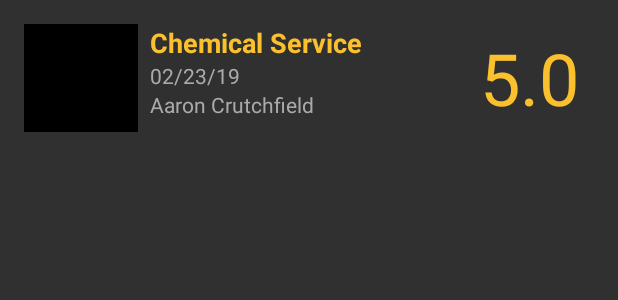
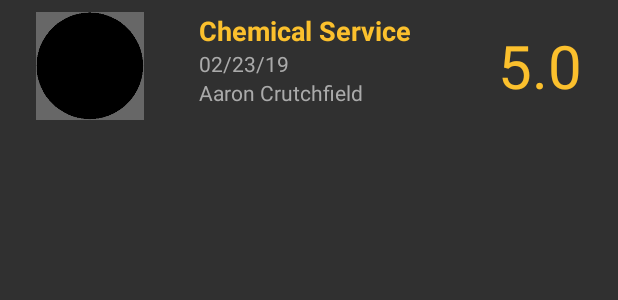
Before and after one commit to aaroncrutchfield/NatashasHairStudio, an Android app: the layout item_widget_review.xml on its own in the app's theme, with its tools: preview values and no code run, on a phone screen of 412 x 824 dp. Shown: the top 300 px of the screen. Run offline under Robolectric (Android 15) with nearby library versions, the phone set to English and light mode, and no system bars.

Commit message:
fix: Load ImageView in Widget ListView

```diff
--- a/app/src/main/java/com/acrutchfield/natashashairstudio/ui/ReviewsAppWidgetProvider.java
+++ b/app/src/main/java/com/acrutchfield/natashashairstudio/ui/ReviewsAppWidgetProvider.java
@@ -19,13 +19,9 @@ public class ReviewsAppWidgetProvider extends AppWidgetProvider {
         // Construct the RemoteViews object
         RemoteViews views = new RemoteViews(context.getPackageName(), R.layout.reviews_app_widget);
 
-//        Bitmap bitmap = BitmapFactory.decodeResource(context.getResources(), R.drawable.logo2);
-//        views.setBitmap(R.id.iv_widget_logo, "setImageBitmap", bitmap);
-
         // Set the adapter on the listView
         Intent serviceIntent = new Intent(context, ReviewsWidgetService.class);
         serviceIntent.putExtra(AppWidgetManager.EXTRA_APPWIDGET_ID, appWidgetId);
-//        serviceIntent.setData(Uri.parse(serviceIntent.toUri(Intent.URI_INTENT_SCHEME)));
 
         views.setRemoteAdapter(R.id.widget_list_reviews, serviceIntent);
 
--- a/app/src/main/res/layout/item_widget_review.xml
+++ b/app/src/main/res/layout/item_widget_review.xml
@@ -9,22 +9,36 @@
     <LinearLayout
         android:layout_width="match_parent"
         android:layout_height="wrap_content"
-        android:padding="16dp">
+        android:layout_marginStart="24dp"
+        android:layout_marginTop="8dp"
+        android:layout_marginEnd="24dp"
+        android:layout_marginBottom="8dp">
+
+        <FrameLayout
+            android:layout_width="0dp"
+            android:layout_height="72dp"
+            android:layout_marginEnd="24dp"
+            android:layout_weight="1">
 
             <ImageView
                 android:id="@+id/iv_widget_profile"
-                android:layout_width="0dp"
+                android:layout_width="72dp"
                 android:layout_height="72dp"
-                android:layout_gravity="center"
-                android:layout_weight="1"
                 app:srcCompat="@android:color/black" />
+
+            <ImageView
+                android:layout_width="72dp"
+                android:layout_height="72dp"
+                android:background="@drawable/circle_crop"
+                android:backgroundTint="@color/grey" />
+        </FrameLayout>
+
 
         <LinearLayout
             android:layout_width="0dp"
             android:layout_height="match_parent"
-            android:layout_weight="3"
-            android:orientation="vertical"
-            android:paddingStart="8dp">
+            android:layout_weight="2"
+            android:orientation="vertical">
 
             <TextView
                 android:id="@+id/tv_widget_service"
@@ -50,15 +64,21 @@
                 tools:text="Aaron Crutchfield" />
         </LinearLayout>
 
+        <FrameLayout
+            android:layout_width="0dp"
+            android:layout_height="match_parent"
+            android:layout_weight="1">
 
-    <TextView
-        android:id="@+id/tv_widget_rating"
-        android:layout_width="0dp"
-        android:layout_height="wrap_content"
-        android:layout_gravity="center"
-        android:layout_weight="1"
-        android:textColor="@color/colorPrimary"
-        android:textSize="48sp"
-        tools:text="5.0" />
+            <TextView
+                android:id="@+id/tv_widget_rating"
+                android:layout_width="wrap_content"
+                android:layout_height="wrap_content"
+                android:layout_gravity="center_vertical|end"
+                android:textColor="@color/colorPrimary"
+                android:textSize="40sp"
+                tools:text="5.0" />
+        </FrameLayout>
+
+
     </LinearLayout>
 </FrameLayout>
```
Also changed, not shown: app/src/main/java/com/acrutchfield/natashashairstudio/ui/ReviewsWidgetService.java (+21 -21 lines), app/src/main/res/layout/reviews_app_widget.xml (+10 -10 lines), app/src/main/res/drawable/circle_crop.png (added).
